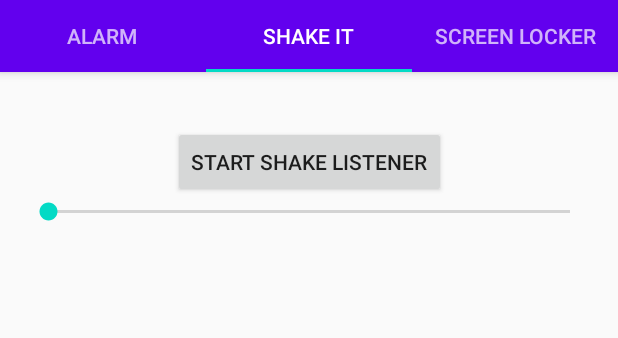
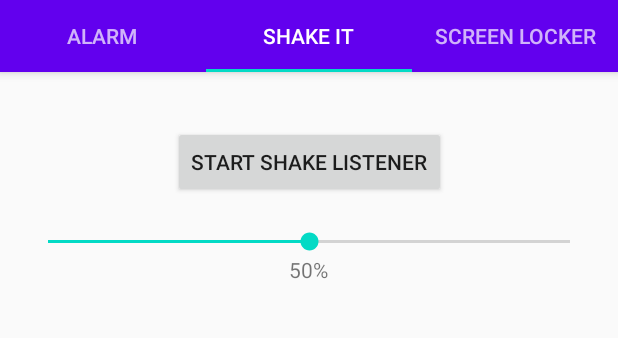
Before and after one commit to sharif-dev/HW2-Sensors, an Android app: the screen it shows after launch (MainActivity), tab 2 chosen, on a phone screen of 412 x 824 dp, the part 89-427 px from its top. Run offline under Robolectric (Android 15) with nearby library versions, the phone set to English and light mode, and no system bars.

```diff
--- a/app/build.gradle
+++ b/app/build.gradle
@@ -34,6 +34,4 @@ dependencies {
     testImplementation 'junit:junit:4.12'
     androidTestImplementation 'androidx.test.ext:junit:1.1.1'
     androidTestImplementation 'androidx.test.espresso:espresso-core:3.2.0'
-    //noinspection GradleCompatible
-    implementation "com.android.support:support-compat:28.0.0"
 }
--- a/app/src/main/java/com/example/fulloffeatures/fragments/ShakeItFragment.java
+++ b/app/src/main/java/com/example/fulloffeatures/fragments/ShakeItFragment.java
@@ -12,6 +12,7 @@ import android.view.View;
 import android.view.ViewGroup;
 import android.widget.Button;
 import android.widget.SeekBar;
+import android.widget.TextView;
 
 import com.example.fulloffeatures.R;
 import com.example.fulloffeatures.services.ShakeService;
@@ -27,10 +28,13 @@ public class ShakeItFragment extends Fragment {
     private final String TAG = "shake fragment";
     private ShakeService shakeService = null;
     private Activity activity;
+    private int sensitivity = 50;
 
-
+    private TextView percentTv;
     private SeekBar seekBar;
     private Button mShakeButton;
+
+    private Intent intent;
 
     public ShakeItFragment() {
         // Required empty public constructor
@@ -55,6 +59,35 @@ public class ShakeItFragment extends Fragment {
         mShakeButton = view.findViewById(R.id.shake_it_fragment_shake_button);
         shakeService = new ShakeService();
         activity = getActivity();
+        seekBar = view.findViewById(R.id.shake_it_fragment_seek_bar);
+        percentTv = view.findViewById(R.id.shake_it_fragment_percent_tv);
+
+        intent = new Intent(activity, ShakeService.class);
+
+
+        seekBar.setOnSeekBarChangeListener(new SeekBar.OnSeekBarChangeListener() {
+            @Override
+            public void onProgressChanged(SeekBar seekBar, int progress, boolean fromUser) {
+                percentTv.setText(String.valueOf(progress));
+            }
+
+            @Override
+            public void onStartTrackingTouch(SeekBar seekBar) {
+
+            }
+
+            @Override
+            public void onStopTrackingTouch(SeekBar seekBar) {
+                sensitivity = seekBar.getProgress();
+                if (serviceRunning) {
+                    activity.stopService(intent);
+                    Log.d(TAG, "rerunning shake service ");
+                    intent = new Intent(activity, ShakeService.class);
+                    intent.putExtra(getString(R.string.sensitivity), sensitivity);
+                    activity.startService(intent);
+                }
+            }
+        });
 
         mShakeButton.setOnClickListener(new View.OnClickListener() {
             @Override
@@ -62,12 +95,14 @@ public class ShakeItFragment extends Fragment {
                 if (!serviceRunning) {
                     Log.d(TAG, "shake service started ");
                     mShakeButton.setText(R.string.stop_shake);
-                    activity.startService(new Intent(activity, ShakeService.class));
+                    intent = new Intent(activity, ShakeService.class);
+                    intent.putExtra(getString(R.string.sensitivity), sensitivity);
+                    activity.startService(intent);
                     serviceRunning = true;
                 } else {
                     Log.d(TAG, "shake service turned off");
                     mShakeButton.setText(R.string.start_shake);
-                    activity.stopService(new Intent(activity, ShakeService.class));
+                    activity.stopService(intent);
                     serviceRunning = false;
                 }
             }
--- a/app/src/main/res/layout/fragment_shake_it.xml
+++ b/app/src/main/res/layout/fragment_shake_it.xml
@@ -24,9 +24,36 @@
             android:id="@+id/shake_it_fragment_seek_bar"
             android:layout_width="match_parent"
             android:layout_height="wrap_content"
+            android:layout_marginTop="20dp"
             app:layout_constraintRight_toRightOf="parent"
             app:layout_constraintLeft_toLeftOf="parent"
-            app:layout_constraintTop_toBottomOf="@id/shake_it_fragment_shake_button"/>
+            app:layout_constraintTop_toBottomOf="@id/shake_it_fragment_shake_button"
+            android:max="100"
+            android:progress="50"/>
+
+        <LinearLayout
+            android:layout_width="match_parent"
+            android:layout_height="wrap_content"
+            app:layout_constraintTop_toBottomOf="@id/shake_it_fragment_seek_bar"
+            app:layout_constraintLeft_toLeftOf="parent"
+            app:layout_constraintRight_toRightOf="parent"
+            android:orientation="horizontal"
+            android:gravity="center">
+
+                <TextView
+                    android:id="@+id/shake_it_fragment_percent_tv"
+                    android:layout_width="wrap_content"
+                    android:layout_height="wrap_content"
+                    android:text="50"/>
+
+                <TextView
+                    android:id="@+id/shake_it_fragment_percent_sign_tv"
+                    android:layout_width="wrap_content"
+                    android:layout_height="wrap_content"
+                    android:text="%" />
+
+        </LinearLayout>
+
 
 
 
--- a/app/src/main/res/values/strings.xml
+++ b/app/src/main/res/values/strings.xml
@@ -10,6 +10,8 @@
     <string name="channel_name">Vibration</string>
     <string name="channel_description">channel to show shaking detection.</string>
     <string name="shake_recognized">Shake Recognized!</string>
+    <string name="sensitivity">sensitivity</string>
+    <string name="shake_listen">Listening on shakes...</string>
 
     <string-array name="tab_title">
         <item>Alarm</item>
```
Also changed, not shown: app/src/main/AndroidManifest.xml (+5 -2 lines), app/src/main/java/com/example/fulloffeatures/sensors/ShakeSensor.java (+25 -1 lines), app/src/main/java/com/example/fulloffeatures/services/ShakeService.java (+43 -1 lines).
